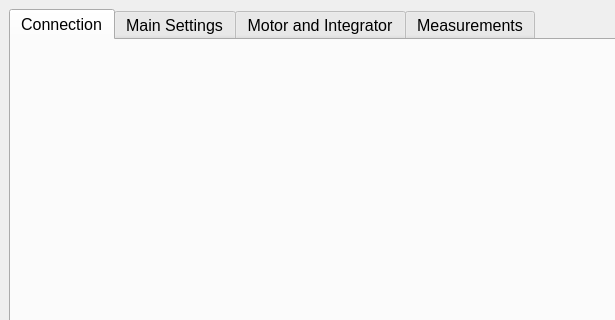
Old version of the form stretchedwire/gui/ui/mainwindow.ui in the repository lnls-ima/stretched-wire; both pictures show x 0 to 615 and y 0 to 320 of the 1042 by 834 pixel window.
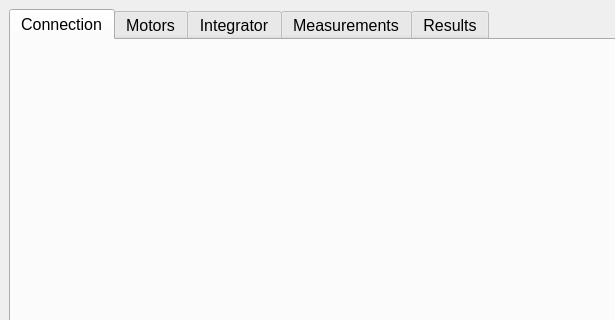
New version of the form. Icons and pictures are not drawn.

What changed in the file:
```diff
--- a/stretchedwire/gui/ui/mainwindow.ui
+++ b/stretchedwire/gui/ui/mainwindow.ui
@@ -57,7 +57,7 @@
          <normaloff>../../resources/img/service_manager.png</normaloff>../../resources/img/service_manager.png</iconset>
        </attribute>
        <attribute name="title">
-        <string>Main Settings</string>
+        <string>Motors</string>
        </attribute>
        <layout class="QGridLayout" name="gridLayout_6"/>
       </widget>
@@ -67,7 +67,7 @@
          <normaloff>../../resources/img/kbackgammon_engine.png</normaloff>../../resources/img/kbackgammon_engine.png</iconset>
        </attribute>
        <attribute name="title">
-        <string>Motor and Integrator</string>
+        <string>Integrator</string>
        </attribute>
        <layout class="QGridLayout" name="gridLayout_12"/>
       </widget>
@@ -81,6 +81,11 @@
        </attribute>
        <layout class="QGridLayout" name="gridLayout_23"/>
       </widget>
+      <widget class="QWidget" name="tab_5">
+       <attribute name="title">
+        <string>Results</string>
+       </attribute>
+      </widget>
      </widget>
     </item>
    </layout>
```
